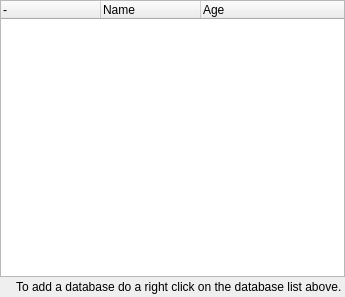
Above: src/qmapshack/gis/IGisDatabase.ui from Maproom/qmapshack before the change. Below: the same form after it.
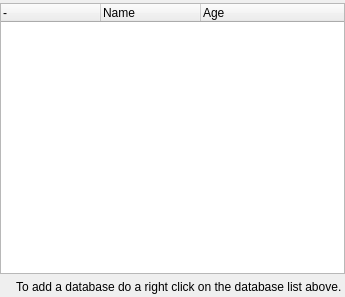
That is the form after the change. Icons and pictures are not drawn. Custom widgets are drawn as their Qt base class.

What changed in the file:
```diff
--- a/src/qmapshack/gis/IGisDatabase.ui
+++ b/src/qmapshack/gis/IGisDatabase.ui
@@ -15,7 +15,7 @@
   </property>
   <layout class="QVBoxLayout" name="verticalLayout">
    <property name="spacing">
-    <number>0</number>
+    <number>3</number>
    </property>
    <property name="leftMargin">
     <number>0</number>
```
